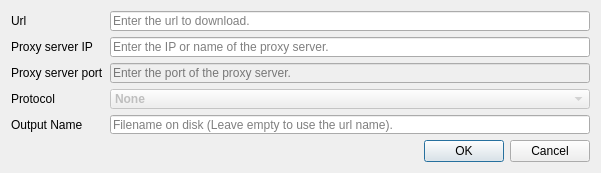
This is AddItemDialog.ui in FelixdelasPozas/curl-Downloader as Qt 5 draws it before an edit. The edited form follows.
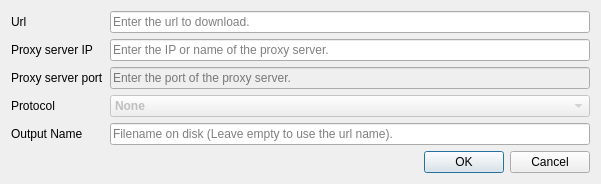
This is the edited form. Icons and pictures are not drawn.

What changed in the file:
```diff
--- a/AddItemDialog.ui
+++ b/AddItemDialog.ui
@@ -7,19 +7,19 @@
     <x>0</x>
     <y>0</y>
     <width>601</width>
-    <height>173</height>
+    <height>184</height>
    </rect>
   </property>
   <property name="minimumSize">
    <size>
     <width>601</width>
-    <height>173</height>
+    <height>184</height>
    </size>
   </property>
   <property name="maximumSize">
    <size>
     <width>601</width>
-    <height>173</height>
+    <height>184</height>
    </size>
   </property>
   <property name="windowTitle">
@@ -67,7 +67,6 @@
        </property>
        <property name="font">
         <font>
-         <weight>75</weight>
          <bold>true</bold>
         </font>
        </property>
@@ -77,9 +76,6 @@
        <property name="currentIndex">
         <number>2</number>
        </property>
-       <property name="sizeAdjustPolicy">
-        <enum>QComboBox::AdjustToMinimumContentsLength</enum>
-       </property>
        <property name="frame">
         <bool>true</bool>
        </property>
```
Left out of the diff: 4 changed lines with no effect on the pictures.
